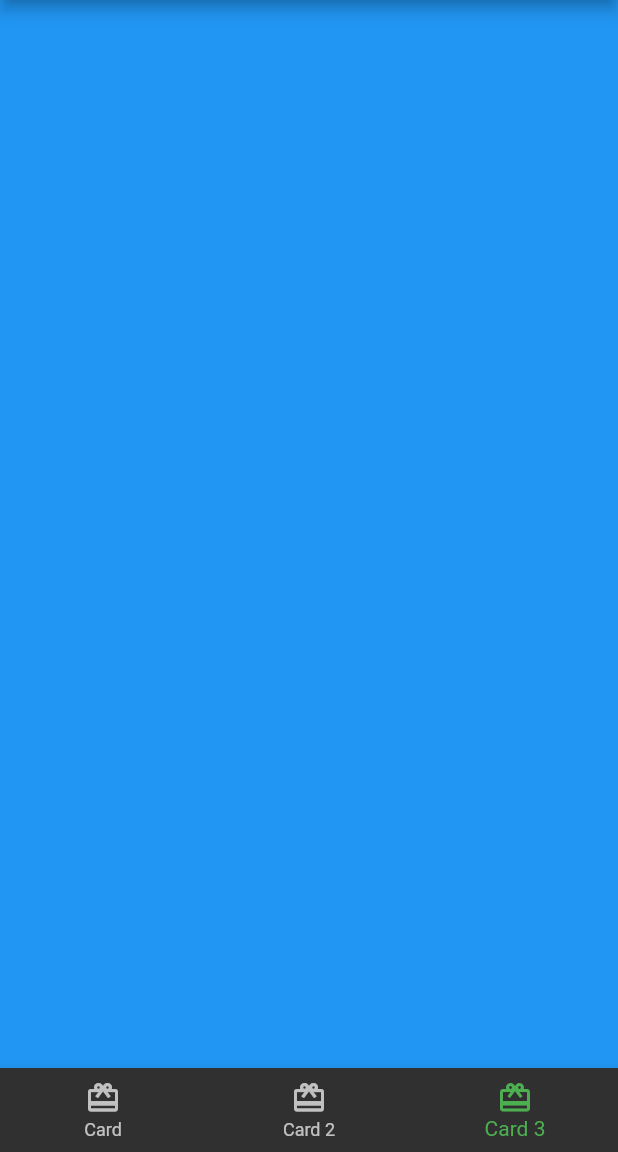
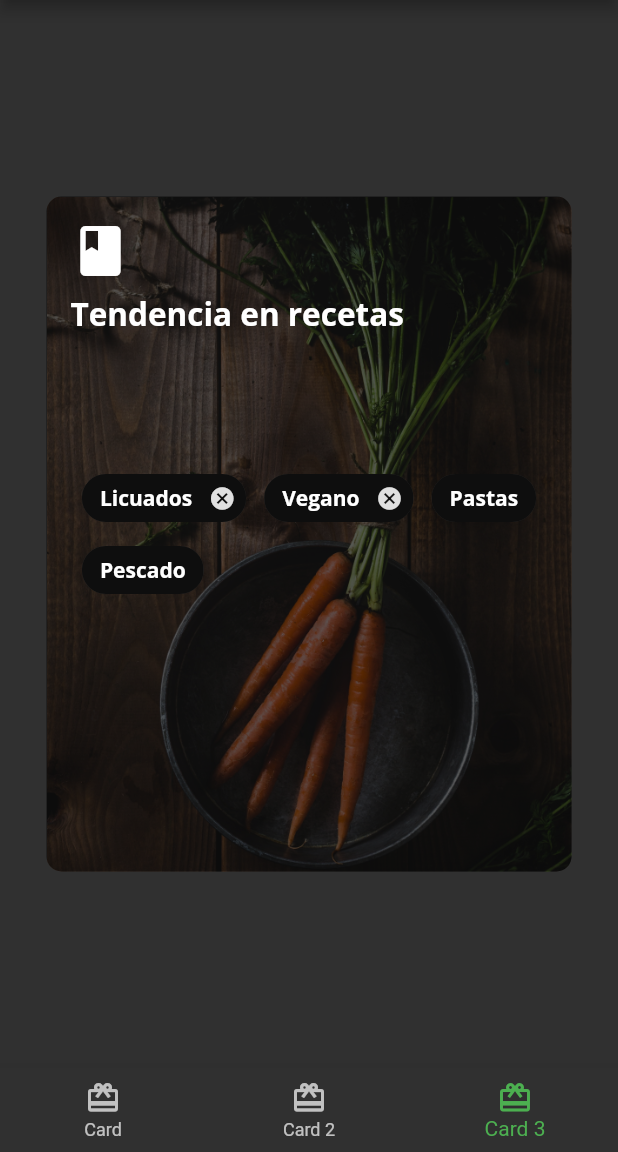
Before and after one commit to alexglzrys/flutter_fooderlich, a Flutter app: the screen it shows after launch, item 3 of the bottom bar chosen, on a phone screen of 412 x 824 dp, the part 84-1236 px from its top. Run offline on Flutter 3.47's test engine with Material 2 defaults, Android fonts, the phone set to English and light mode, and no system bars; our stand-ins replace google_fonts.

Commit message:
diseño tarjeta recetas en tendencia

```diff
--- /dev/null
+++ b/lib/card_trends.dart
@@ -0,0 +1,105 @@
+import 'package:flutter/material.dart';
+import 'package:fooderlich/fooderlich_theme.dart';
+
+class CardTrends extends StatelessWidget {
+  const CardTrends({super.key});
+
+  @override
+  Widget build(BuildContext context) {
+    return Center(
+      child: Container(
+        constraints: const BoxConstraints.expand(width: 350, height: 450),
+        decoration: const BoxDecoration(
+            image: DecorationImage(
+                image: AssetImage('assets/mag2.png'), fit: BoxFit.cover),
+            borderRadius: BorderRadius.all(Radius.circular(10.0))),
+        // El contenido de esta tarjeta es colocado a manera de pila uno encima del otro
+        child: Stack(children: [
+          // Overlay
+          // Colocamos una capa oscura con opacidad sobre la imagen para mejorar el contraste y destacar el contenido
+          Container(
+            decoration: BoxDecoration(
+                color: Colors.black.withOpacity(0.6),
+                borderRadius: const BorderRadius.all(Radius.circular(10.0))),
+          ),
+          // Cabecera
+          // Consta de un icono y un texto descriptivo colocados en sentido vertical
+          Container(
+            padding: const EdgeInsets.all(16),
+            child: Column(
+              crossAxisAlignment: CrossAxisAlignment.start,
+              children: [
+                const Icon(
+                  Icons.book,
+                  color: Colors.white,
+                  size: 40,
+                ),
+                const SizedBox(
+                  height: 8,
+                ),
+                Text(
+                  'Tendencia en recetas',
+                  style: FooderlichTheme.darkTextTheme.displayMedium,
+                ),
+                const SizedBox(
+                  height: 30,
+                )
+              ],
+            ),
+          ),
+          // Chips
+          // Un conjunto de fichas agrupadas, de tal modo que si no existe más espacio a la derecha, las siguientes fichas se colocan en la siguiente fila
+          // Wrap es un widget de diseño que intenta acomodar cada uno de sus hijos uno al lado del otro, y de no existir más espacio en lugar de desbordarse, lo coloca en la sigueinte fila o columna según la dirección especificada
+          // Funciona igual que la propiedad wrap de Flexbox en CSS
+          // No hay necesidad de posicionar este elemento, ya que toma el 100% de todo el contenedor padre y las fichas se muestran en el centro
+          Center(
+            child: Wrap(
+              // Los elementos serán agrupados en la horizontal con alineación a la izquierda, si es que se desbordan
+              alignment: WrapAlignment.start,
+              spacing: 12,
+              children: [
+                // Chip es un widget que nos permite diseñar fichas las cuales se usan para mostrar categorías, nubes de etiquetas, etc.
+                // Generalmente muestra avatares de texto e imágenes y también realiza acciones del usuario como tocar y eliminar.
+                Chip(
+                  label: Text(
+                    'Licuados',
+                    style: FooderlichTheme.darkTextTheme.bodyLarge,
+                  ),
+                  backgroundColor: Colors.black.withOpacity(0.7),
+                  onDeleted: () {
+                    // ignore: avoid_print
+                    print('Eliminado');
+                  },
+                ),
+                Chip(
+                    label: Text(
+                      'Vegano',
+                      style: FooderlichTheme.darkTextTheme.bodyLarge,
+                    ),
+                    backgroundColor: Colors.black.withOpacity(0.7),
+                    onDeleted: () {
+                      // ignore: avoid_print
+                      print('Eliminado');
+                    }),
+                Chip(
+                  label: Text(
+                    'Pastas',
+                    style: FooderlichTheme.darkTextTheme.bodyLarge,
+                  ),
+                  backgroundColor: Colors.black.withOpacity(0.7),
+                ),
+                Chip(
+                  label: Text(
+                    'Pescado',
+                    style: FooderlichTheme.darkTextTheme.bodyLarge,
+                  ),
+                  backgroundColor: Colors.black.withOpacity(0.7),
+                ),
+              ],
+            ),
+          )
+        ]),
+      ),
+    );
+  }
+}
--- a/lib/home.dart
+++ b/lib/home.dart
@@ -1,6 +1,7 @@
 import 'package:flutter/material.dart';
 import 'package:fooderlich/card_author.dart';
 import 'package:fooderlich/card_main.dart';
+import 'package:fooderlich/card_trends.dart';
 
 // Separar los widgets complejos en archivos independientes, mejora la lectura del código de nuestra aplicación
 class Home extends StatefulWidget {
@@ -19,7 +20,7 @@ class _HomeState extends State<Home> {
   static List<Widget> pages = [
     const CardMain(),
     const CardAuthor(),
-    Container(color: Colors.blue)
+    const CardTrends()
   ];
 
   // método privado (controlador) para conocer que elemento de la barra de navegación inferior ha sido tocado
@@ -32,6 +33,8 @@ class _HomeState extends State<Home> {
 
   @override
   Widget build(BuildContext context) {
+    // Existen 3 catagorias principales de widgets: Estructura y Navegación, Mostrar información, y Posicionamiento
+
     // Scaffold es uno de los widget mas usados en Fluuter, que se encarga de definir el diseño y estructura de la aplicación
     // puede esta compuesto por: BottomSheet, BottomNavigationBar, Drawer, FloatingActionButton, SnackBar para la navegación
     return Scaffold(
```
